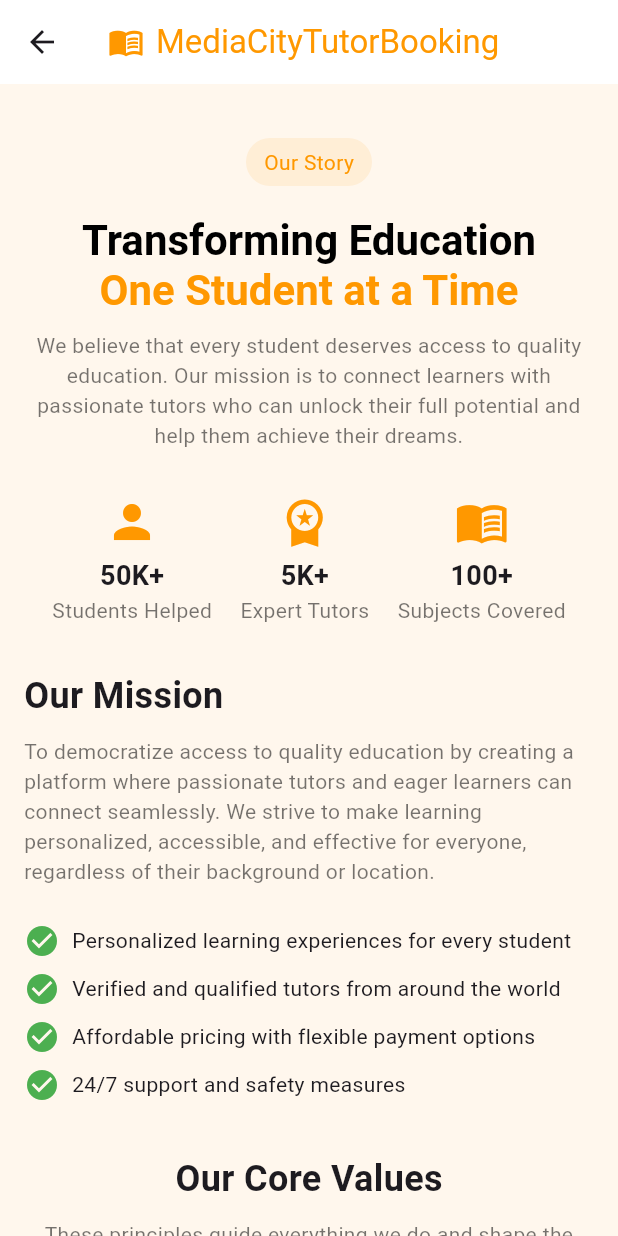
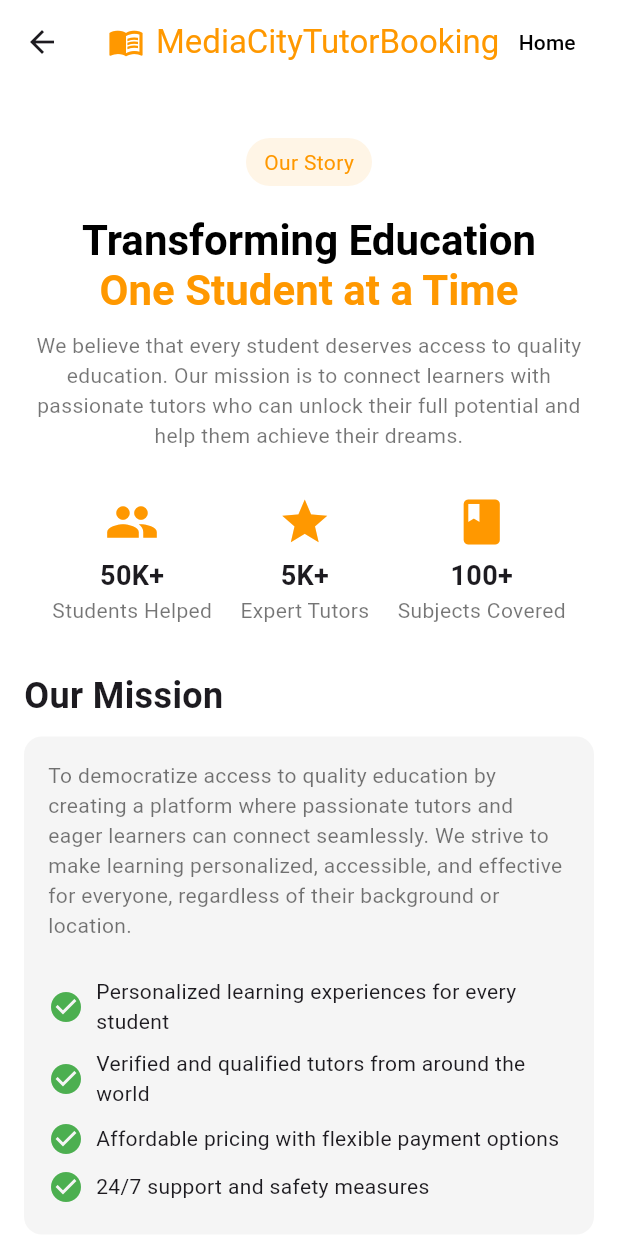
Before and after one commit to Sushil-Jeengar/tutor_booking, a Flutter app: the AboutPage screen opened directly, on a phone screen of 412 x 824 dp. Run offline on Flutter 3.47's test engine with Material 3 defaults, Android fonts, the phone set to English and light mode, and no system bars.

Commit message:
about and contact page ui improved

```diff
--- a/lib/about.dart
+++ b/lib/about.dart
@@ -6,11 +6,16 @@ class AboutPage extends StatelessWidget {
   @override
   Widget build(BuildContext context) {
     return Scaffold(
-      backgroundColor: const Color(0xFFFFF7ED),
+      backgroundColor: Colors.white,
       appBar: AppBar(
         backgroundColor: Colors.white,
         elevation: 0,
-        title: const Row(
+        title: SingleChildScrollView(
+          scrollDirection: Axis.horizontal,
+          child: Row(
+            mainAxisAlignment: MainAxisAlignment.spaceBetween,
+            children: [
+              Row(
                 children: [
                   Icon(Icons.menu_book, color: Colors.orange),
                   SizedBox(width: 8),
@@ -19,6 +24,56 @@ class AboutPage extends StatelessWidget {
                     style: TextStyle(color: Colors.orange),
                   ),
                 ],
+              ),
+              Row(
+                children: [
+                  TextButton(
+                    onPressed: () {},
+                    child: Text('Home', style: TextStyle(color: Colors.black)),
+                  ),
+                  TextButton(
+                    onPressed: () {},
+                    child: Text('Find Tutors', style: TextStyle(color: Colors.black)),
+                  ),
+                  TextButton(
+                    onPressed: () {},
+                    child: Text('Categories', style: TextStyle(color: Colors.black)),
+                  ),
+                  TextButton(
+                    onPressed: () {},
+                    child: Text('About', style: TextStyle(color: Colors.orange)),
+                  ),
+                  TextButton(
+                    onPressed: () {},
+                    child: Text('Contact', style: TextStyle(color: Colors.black)),
+                  ),
+                ],
+              ),
+              Row(
+                children: [
+                  IconButton(
+                    icon: Icon(Icons.favorite, color: Colors.orange),
+                    onPressed: () {},
+                  ),
+                  IconButton(
+                    icon: Icon(Icons.notifications, color: Colors.orange),
+                    onPressed: () {},
+                  ),
+                  TextButton(
+                    onPressed: () {},
+                    child: Text('Sign In', style: TextStyle(color: Colors.orange)),
+                  ),
+                  ElevatedButton(
+                    onPressed: () {},
+                    style: ElevatedButton.styleFrom(
+                      backgroundColor: Colors.orange,
+                    ),
+                    child: Text('Get Started'),
+                  ),
+                ],
+              ),
+            ],
+          ),
         ),
       ),
       body: SingleChildScrollView(
@@ -29,25 +84,22 @@ class AboutPage extends StatelessWidget {
             Center(
               child: Column(
                 children: [
-                  const SizedBox(height: 20),
+                  SizedBox(height: 20),
                   Container(
-                    padding: const EdgeInsets.symmetric(
-                      vertical: 6,
-                      horizontal: 12,
-                    ),
+                    padding: EdgeInsets.symmetric(vertical: 6, horizontal: 12),
                     decoration: BoxDecoration(
                       color: Colors.orange.withAlpha(25),
                       borderRadius: BorderRadius.circular(20),
                     ),
-                    child: const Text(
+                    child: Text(
                       'Our Story',
                       style: TextStyle(color: Colors.orange),
                     ),
                   ),
-                  const SizedBox(height: 20),
+                  SizedBox(height: 20),
                   RichText(
                     textAlign: TextAlign.center,
-                    text: const TextSpan(
+                    text: TextSpan(
                       text: 'Transforming Education\n',
                       style: TextStyle(
                         fontSize: 28,
@@ -62,8 +114,8 @@ class AboutPage extends StatelessWidget {
                       ],
                     ),
                   ),
-                  const SizedBox(height: 10),
-                  const Text(
+                  SizedBox(height: 10),
+                  Text(
                     'We believe that every student deserves access to quality education. Our mission is to connect learners with passionate tutors who can unlock their full potential and help them achieve their dreams.',
                     textAlign: TextAlign.center,
                     style: TextStyle(color: Colors.black54),
@@ -71,120 +123,89 @@ class AboutPage extends StatelessWidget {
                 ],
               ),
             ),
-
-            const SizedBox(height: 30),
-
+            SizedBox(height: 30),
             Row(
               mainAxisAlignment: MainAxisAlignment.spaceEvenly,
               children: [
-                statCard(Icons.person, '50K+', 'Students Helped'),
-                statCard(Icons.workspace_premium, '5K+', 'Expert Tutors'),
-                statCard(Icons.menu_book, '100+', 'Subjects Covered'),
+                statCard(Icons.people, '50K+', 'Students Helped'),
+                statCard(Icons.star, '5K+', 'Expert Tutors'),
+                statCard(Icons.book, '100+', 'Subjects Covered'),
               ],
             ),
-
-            const SizedBox(height: 30),
-
-            const Text(
+            SizedBox(height: 30),
+            Text(
               'Our Mission',
               style: TextStyle(fontSize: 24, fontWeight: FontWeight.bold),
             ),
-            const SizedBox(height: 10),
-            const Text(
+            SizedBox(height: 10),
+            Container(
+              padding: EdgeInsets.all(16),
+              decoration: BoxDecoration(
+                color: Colors.grey[100],
+                borderRadius: BorderRadius.circular(12),
+              ),
+              child: Column(
+                crossAxisAlignment: CrossAxisAlignment.start,
+                children: [
+                  Text(
                     'To democratize access to quality education by creating a platform where passionate tutors and eager learners can connect seamlessly. We strive to make learning personalized, accessible, and effective for everyone, regardless of their background or location.',
                     style: TextStyle(color: Colors.black54),
                   ),
-            const SizedBox(height: 20),
-
-            Column(
-              crossAxisAlignment: CrossAxisAlignment.start,
-              children: [
-                missionPoint(
-                  'Personalized learning experiences for every student',
-                ),
-                missionPoint(
-                  'Verified and qualified tutors from around the world',
-                ),
-                missionPoint(
-                  'Affordable pricing with flexible payment options',
-                ),
+                  SizedBox(height: 20),
+                  missionPoint('Personalized learning experiences for every student'),
+                  missionPoint('Verified and qualified tutors from around the world'),
+                  missionPoint('Affordable pricing with flexible payment options'),
                   missionPoint('24/7 support and safety measures'),
                 ],
               ),
-
-            const SizedBox(height: 30),
-
-            const Center(
+            ),
+            SizedBox(height: 30),
+            Center(
               child: Text(
                 'Our Core Values',
                 style: TextStyle(fontSize: 24, fontWeight: FontWeight.bold),
               ),
             ),
-            const SizedBox(height: 10),
-            const Center(
+            SizedBox(height: 10),
+            Center(
               child: Text(
                 'These principles guide everything we do and shape the experience we create for our community.',
                 textAlign: TextAlign.center,
                 style: TextStyle(color: Colors.black54),
               ),
             ),
-            const SizedBox(height: 20),
-
-            Center(
-              child: Wrap(
+            SizedBox(height: 20),
+            Wrap(
               spacing: 20,
               runSpacing: 20,
+              alignment: WrapAlignment.center,
               children: [
-                  valueCard(
-                    Icons.track_changes,
-                    'Excellence',
-                    'We strive for the highest quality in everything we do, from tutor selection to platform features.',
-                    context,
-                  ),
-                  valueCard(
-                    Icons.favorite,
-                    'Passion',
-                    'We\'re passionate about education and believe in the transformative power of learning.',
-                    context,
-                  ),
-                  valueCard(
-                    Icons.shield,
-                    'Trust',
-                    'We build trust through transparency, safety measures, and reliable service delivery.',
-                    context,
-                  ),
-                  valueCard(
-                    Icons.language,
-                    'Accessibility',
-                    'We make quality education accessible to learners everywhere, breaking down barriers.',
-                    context,
-                  ),
+                valueCard(Icons.track_changes, 'Excellence', 'We strive for the highest quality in everything we do, from tutor selection to platform features.'),
+                valueCard(Icons.favorite, 'Passion', 'We\'re passionate about education and believe in the transformative power of learning.'),
+                valueCard(Icons.shield, 'Trust', 'We build trust through transparency, safety measures, and reliable service delivery.'),
+                valueCard(Icons.language, 'Accessibility', 'We make quality education accessible to learners everywhere, breaking down barriers.'),
               ],
             ),
-            ),
-
-            const SizedBox(height: 30),
-
-            const Center(
+            SizedBox(height: 30),
+            Center(
               child: Text(
                 'Meet Our Team',
                 style: TextStyle(fontSize: 24, fontWeight: FontWeight.bold),
               ),
             ),
-            const SizedBox(height: 10),
-            const Center(
+            SizedBox(height: 10),
+            Center(
               child: Text(
                 'The passionate individuals behind MediaCityTutorBooking who work tirelessly to make education accessible to all.',
                 textAlign: TextAlign.center,
                 style: TextStyle(color: Colors.black54),
               ),
             ),
-            const SizedBox(height: 20),
-
-            Center(
-              child: Wrap(
+            SizedBox(height: 20),
+            Wrap(
               spacing: 20,
               runSpacing: 20,
+              alignment: WrapAlignment.center,
               children: [
                 teamCard('Sarah Johnson', 'CEO & Founder'),
                 teamCard('Michael Chen', 'CTO'),
@@ -192,9 +213,7 @@ class AboutPage extends StatelessWidget {
                 teamCard('David Wilson', 'Head of Operations'),
               ],
             ),
-            ),
-
-            const SizedBox(height: 30),
+            SizedBox(height: 30),
           ],
         ),
       ),
@@ -205,56 +224,46 @@ class AboutPage extends StatelessWidget {
     return Column(
       children: [
         Icon(icon, color: Colors.orange, size: 36),
-        const SizedBox(height: 5),
+        SizedBox(height: 5),
         Text(
           title,
-          style: const TextStyle(fontSize: 18, fontWeight: FontWeight.bold),
+          style: TextStyle(fontSize: 18, fontWeight: FontWeight.bold),
         ),
-        Text(subtitle, style: const TextStyle(color: Colors.black54)),
+        Text(subtitle, style: TextStyle(color: Colors.black54)),
       ],
     );
   }
 
   Widget missionPoint(String text) {
     return Padding(
-      padding: const EdgeInsets.symmetric(vertical: 4),
+      padding: EdgeInsets.symmetric(vertical: 4),
       child: Row(
         children: [
-          const Icon(Icons.check_circle, color: Colors.green),
-          const SizedBox(width: 8),
+          Icon(Icons.check_circle, color: Colors.green),
+          SizedBox(width: 8),
           Expanded(child: Text(text)),
         ],
       ),
     );
   }
 
-  Widget valueCard(
-    IconData icon,
-    String title,
-    String description,
-    BuildContext context,
-  ) {
-    double screenWidth = MediaQuery.of(context).size.width;
-    double cardWidth = screenWidth > 600
-        ? (screenWidth / 2) - 40
-        : (screenWidth / 2) - 30;
-
+  Widget valueCard(IconData icon, String title, String description) {
     return SizedBox(
-      width: cardWidth,
+      width: 150,
       child: Card(
         shape: RoundedRectangleBorder(borderRadius: BorderRadius.circular(12)),
         child: Padding(
-          padding: const EdgeInsets.all(12.0),
+          padding: EdgeInsets.all(12.0),
           child: Column(
             children: [
               Icon(icon, size: 36, color: Colors.orange),
-              const SizedBox(height: 10),
-              Text(title, style: const TextStyle(fontWeight: FontWeight.bold)),
-              const SizedBox(height: 6),
+              SizedBox(height: 10),
+              Text(title, style: TextStyle(fontWeight: FontWeight.bold)),
+              SizedBox(height: 6),
               Text(
                 description,
                 textAlign: TextAlign.center,
-                style: const TextStyle(fontSize: 12, color: Colors.black54),
+                style: TextStyle(fontSize: 12, color: Colors.black54),
               ),
             ],
           ),
@@ -268,13 +277,13 @@ class AboutPage extends StatelessWidget {
       width: 150,
       child: Card(
         child: Padding(
-          padding: const EdgeInsets.all(12.0),
+          padding: EdgeInsets.all(12.0),
           child: Column(
             children: [
-              const CircleAvatar(radius: 30, backgroundColor: Colors.grey),
-              const SizedBox(height: 10),
-              Text(name, style: const TextStyle(fontWeight: FontWeight.bold)),
-              Text(role, style: const TextStyle(color: Colors.orange)),
+              CircleAvatar(radius: 30, backgroundColor: Colors.grey),
+              SizedBox(height: 10),
+              Text(name, style: TextStyle(fontWeight: FontWeight.bold)),
+              Text(role, style: TextStyle(color: Colors.orange)),
             ],
           ),
         ),
```
Also changed, not shown: lib/contact.dart (+70 -89 lines). Lines whose indentation alone changed are shown as unchanged.
